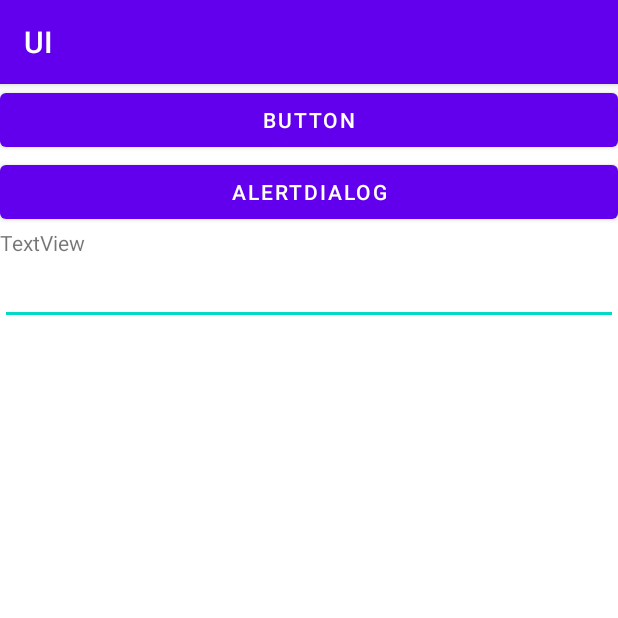
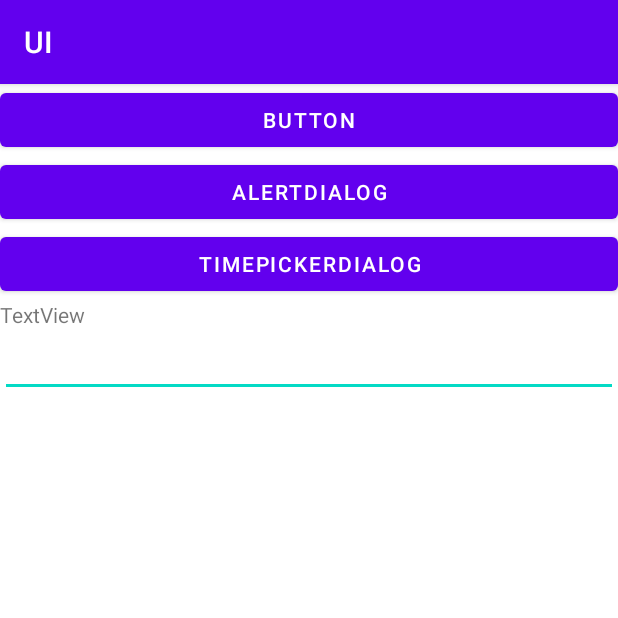
Before and after one commit to ymdysksic/UI, an Android app: the screen it shows after launch (MainActivity), on a phone screen of 412 x 824 dp, the top half of it. Run offline under Robolectric (Android 15) with nearby library versions, the phone set to English and light mode, and no system bars.

Commit message:
Lesson4 Chap.3.5 Show TimePicker dialog

```diff
--- a/app/src/main/res/layout/activity_main.xml
+++ b/app/src/main/res/layout/activity_main.xml
@@ -17,6 +17,12 @@
         android:text="AlertDialog"
         android:id="@+id/button2"/>
 
+    <Button
+        android:layout_width="match_parent"
+        android:layout_height="wrap_content"
+        android:text="TimePickerDialog"
+        android:id="@+id/button3"/>
+
     <TextView
         android:layout_width="wrap_content"
         android:layout_height="wrap_content"
```
Also changed, not shown: app/src/main/java/jp/techacademy/yusuke/ui/MainActivity.kt (+14 -0 lines).
